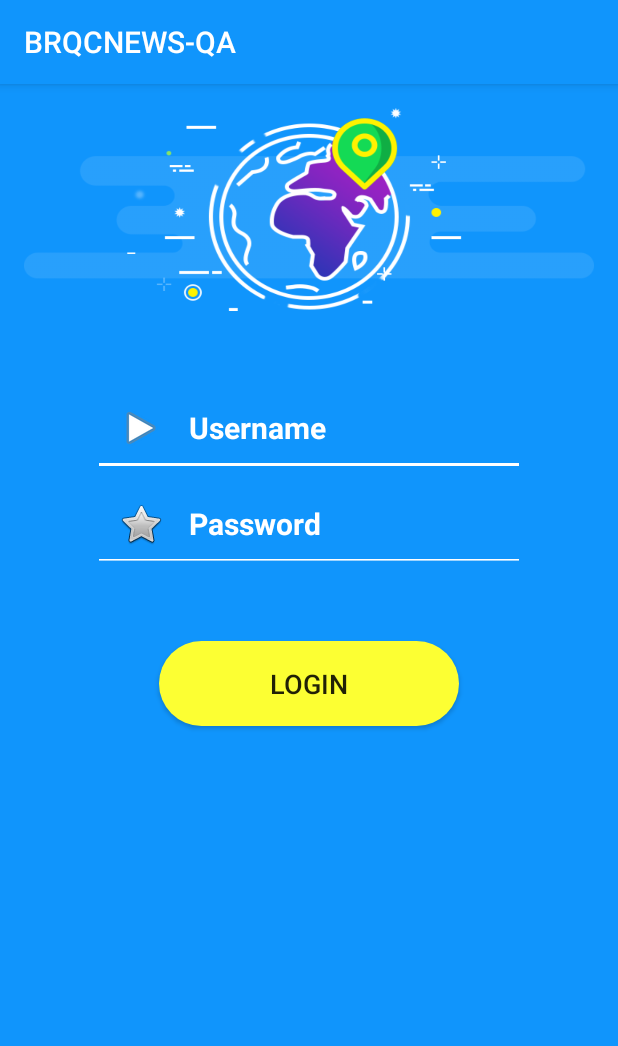
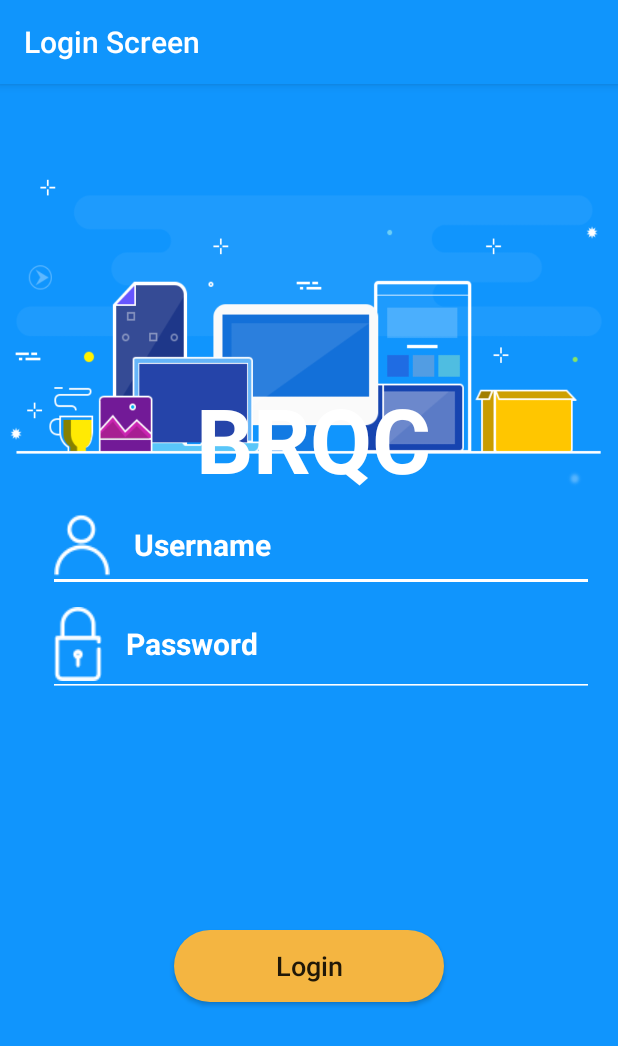
Before and after one commit to yslalitha/BRQC-NEWS, an Android app: the screen it shows after launch (BRQCLoginActivity), on a phone screen of 412 x 824 dp. Shown: the top 1046 px of the screen. Run offline under Robolectric (Android 15) with nearby library versions, the light colour scheme and no system bars.

Commit message:
Updated UI Updated

```diff
--- a/app/src/main/AndroidManifest.xml
+++ b/app/src/main/AndroidManifest.xml
@@ -11,7 +11,7 @@
         android:name=".app.BRQCApplication"
         android:allowBackup="true"
         android:icon="@mipmap/ic_launcher"
-        android:label="@string/app_name"
+        android:label="Login Screen"
         android:roundIcon="@mipmap/ic_launcher_round"
         android:supportsRtl="true"
         android:theme="@style/AppTheme">
--- a/app/src/main/res/drawable/region_item_bg_selected.xml
+++ b/app/src/main/res/drawable/region_item_bg_selected.xml
@@ -1,7 +1,7 @@
 <?xml version="1.0" encoding="utf-8"?>
 <shape xmlns:android="http://schemas.android.com/apk/res/android"
     android:shape="rectangle" >
-    <solid android:color="#fcff33" />
+    <solid android:color="#f4b541" />
     <corners
         android:bottomRightRadius="@dimen/corner_radius"
         android:bottomLeftRadius="@dimen/corner_radius"
--- a/app/src/main/res/drawable/region_item_bg_unselected.xml
+++ b/app/src/main/res/drawable/region_item_bg_unselected.xml
@@ -7,4 +7,8 @@
         android:bottomLeftRadius="@dimen/corner_radius"
         android:topRightRadius="@dimen/corner_radius"
         android:topLeftRadius="@dimen/corner_radius"/>
+    <stroke
+        android:width="1dp"
+        android:color="#41aff4" />
+
 </shape>
--- a/app/src/main/res/drawable/region_item_button_text_selector.xml
+++ b/app/src/main/res/drawable/region_item_button_text_selector.xml
@@ -1,5 +1,5 @@
 <?xml version="1.0" encoding="utf-8"?>
 <selector xmlns:android="http://schemas.android.com/apk/res/android">
-    <item android:state_pressed="true"  android:drawable="@android:color/black"/>
+    <item android:state_selected="true"  android:drawable="@android:color/black"/>
     <item android:drawable="@android:color/white"/>
 </selector>
--- a/app/src/main/res/drawable/region_item_selector.xml
+++ b/app/src/main/res/drawable/region_item_selector.xml
@@ -1,6 +1,7 @@
 <?xml version="1.0" encoding="utf-8"?>
 <selector xmlns:android="http://schemas.android.com/apk/res/android">
-    <item android:state_pressed="true"
+    <item android:state_selected="true"
         android:drawable="@drawable/region_item_bg_selected" />
     <item android:drawable="@drawable/region_item_bg_unselected" />
+
 </selector>
--- a/app/src/main/res/drawable/roundedbutton.xml
+++ b/app/src/main/res/drawable/roundedbutton.xml
@@ -1,7 +1,7 @@
 <?xml version="1.0" encoding="utf-8"?>
 <shape xmlns:android="http://schemas.android.com/apk/res/android"
     android:shape="rectangle">
-    <solid android:color="#fcff33" />
+    <solid android:color="#f4b541" />
     <corners
         android:bottomRightRadius="@dimen/corner_radius"
         android:bottomLeftRadius="@dimen/corner_radius"
--- a/app/src/main/res/layout/brqc_login_activity.xml
+++ b/app/src/main/res/layout/brqc_login_activity.xml
@@ -1,7 +1,7 @@
 <?xml version="1.0" encoding="utf-8"?>
 <RelativeLayout
     xmlns:android="http://schemas.android.com/apk/res/android"
-    android:background="@color/standard_background_color"
+    android:background="@drawable/login_bg"
     android:layout_width="match_parent"
     android:layout_height="match_parent">
 
--- a/app/src/main/res/layout/login_screen.xml
+++ b/app/src/main/res/layout/login_screen.xml
@@ -1,49 +1,78 @@
 <?xml version="1.0" encoding="utf-8"?>
-<LinearLayout
-    android:background="@color/standard_background_color"
-    android:padding="@dimen/standard_global_layout_padding"
-    xmlns:android="http://schemas.android.com/apk/res/android"
+<RelativeLayout xmlns:android="http://schemas.android.com/apk/res/android"
+    xmlns:tools="http://schemas.android.com/tools"
+    android:layout_width="match_parent"
+    android:layout_height="match_parent"
+    android:background="@drawable/login_bg"
     android:orientation="vertical"
-    android:layout_width="match_parent"
-    android:layout_height="match_parent">
-
-    <ImageView
-        android:scaleType="fitCenter"
-        android:layout_width="match_parent"
-        android:layout_height="135dp"
-        android:adjustViewBounds="true"
-        android:background="@drawable/choose_region" />
+    android:padding="@dimen/standard_global_layout_padding">
 
     <LinearLayout
-        android:padding="@dimen/standard_global_layout_padding"
+        android:id="@+id/brqc_banner_title"
+        android:layout_width="match_parent"
+        android:layout_height="wrap_content">
+
+        <TextView
+            android:id="@+id/brqc_banner_title_text"
+            android:layout_width="match_parent"
+            android:layout_height="wrap_content"
+            android:text="@string/brqc_banner_text"
+            android:textAlignment="center"
+            android:textColor="@android:color/white"
+            android:textSize="@dimen/brqc_banner_textsize"
+            android:textStyle="bold"
+            android:layout_marginTop="180dp"
+            android:layout_alignParentTop="true"
+            android:layout_alignParentLeft="true"
+            android:layout_alignParentStart="true"
+            android:layout_marginLeft="6dp"
+            android:layout_marginStart="6dp" />
+    </LinearLayout>
+
+
+    <LinearLayout
+        android:paddingLeft="@dimen/standard_global_layout_padding"
+        android:id="@+id/brqc_login"
         android:layout_width="match_parent"
         android:layout_height="wrap_content"
-        android:layout_margin="@dimen/login_user_pass_margin"
-        android:orientation="vertical">
+        android:orientation="vertical"
+        android:layout_below="@+id/brqc_banner_title"
+        android:layout_centerHorizontal="true">
+
         <EditText
             android:id="@+id/login_username"
             style="@style/EditTextStyle"
             android:layout_width="match_parent"
             android:layout_height="wrap_content"
-            android:drawableLeft="@android:drawable/ic_media_play"
-            android:hint="@string/login_screen_user_name_hint"
-            android:padding="@dimen/standard_global_layout_padding" />
+            android:drawableLeft="@drawable/user_icon"
+            android:hint="@string/login_screen_user_name_hint" />
+
         <EditText
             android:inputType="textPassword"
             android:id="@+id/login_password"
             style="@style/EditTextStyle"
             android:layout_width="match_parent"
             android:layout_height="wrap_content"
-            android:drawableLeft="@android:drawable/btn_star"
-            android:hint="@string/login_screen_password_hint"
-            android:padding="@dimen/standard_global_layout_padding" />
+            android:drawableLeft="@drawable/password_icon"
+            android:hint="@string/login_screen_password_hint" />
     </LinearLayout>
 
-    <Button
-        style="@style/ButtonStyle"
-        android:text="@string/login_screen_button"
-        android:id="@+id/login_button"
-        android:layout_width="200dp"
-        android:layout_height="wrap_content"
-        />
-</LinearLayout>
+    <LinearLayout
+        android:layout_marginTop="@dimen/standard_global_layout_padding"
+        android:gravity="center"
+        android:layout_below="@+id/brqc_login"
+        android:layout_width="match_parent"
+        android:layout_height="match_parent">
+        <Button
+            style="@style/ButtonStyle"
+            android:layout_centerInParent="true"
+            android:textAllCaps="false"
+            android:text="@string/login_screen_button"
+            android:id="@+id/login_button"
+            android:layout_width="180dp"
+            android:layout_height="wrap_content" />
+    </LinearLayout>
+
+
+
+</RelativeLayout>
--- a/app/src/main/res/values/colors.xml
+++ b/app/src/main/res/values/colors.xml
@@ -6,4 +6,5 @@
 
     <color name="standard_background_color">#1095FC</color>
     <color name="white">#FFFFFF</color>
+    <color name="black">#111111</color>
 </resources>
--- a/app/src/main/res/values/dimen.xml
+++ b/app/src/main/res/values/dimen.xml
@@ -7,4 +7,5 @@
     <dimen name="standard_text_size">18sp</dimen>
     <dimen name="standard_preference_screen_margin_top">20dp</dimen>
     <dimen name="standard_preference_screen_margin_bottom">20dp</dimen>
+    <dimen name="brqc_banner_textsize">60sp</dimen>
 </resources>
--- a/app/src/main/res/values/strings.xml
+++ b/app/src/main/res/values/strings.xml
@@ -10,4 +10,5 @@
     <string name="favorites"></string>
     <string name="notification"></string>
     <string name="filter"></string>
+    <string name="brqc_banner_text">BRQC</string>
 </resources>
--- a/app/src/main/res/values/styles.xml
+++ b/app/src/main/res/values/styles.xml
@@ -14,7 +14,6 @@
         <item name="android:textColorHint">@android:color/white</item>
         <item name="android:drawablePadding">@dimen/standard_global_layout_padding</item>
         <item name="android:layout_gravity">center_horizontal</item>
-        <item name="android:padding">@dimen/standard_global_layout_padding</item>
         <item name="android:textColor">@android:color/white</item>
         <item name="android:textStyle">bold</item>
         <item name="android:textSize">20sp</item>
@@ -26,10 +25,8 @@
     </style>
 
     <style name="ButtonStyle">
-        <item name="android:padding">@dimen/standard_global_layout_padding</item>
         <item name="android:textSize">@dimen/standard_text_size</item>
         <item name="android:background">@drawable/roundedbutton</item>
-        <item name="android:layout_gravity">center_horizontal</item>
     </style>
 
     <style name="RegionItemButtonStyle" parent="ButtonStyle">
```
Also changed, not shown: app/src/main/java/com/brqc/app/jnj/adapter/ChooseRegionsAdapter.java (+32 -3 lines), app/src/main/res/layout/choose_region_item.xml (+5 -5 lines), app/src/main/res/drawable/login_bg.png (added), app/src/main/res/drawable/password_icon.png (added), app/src/main/res/drawable/user_icon.png (added).
